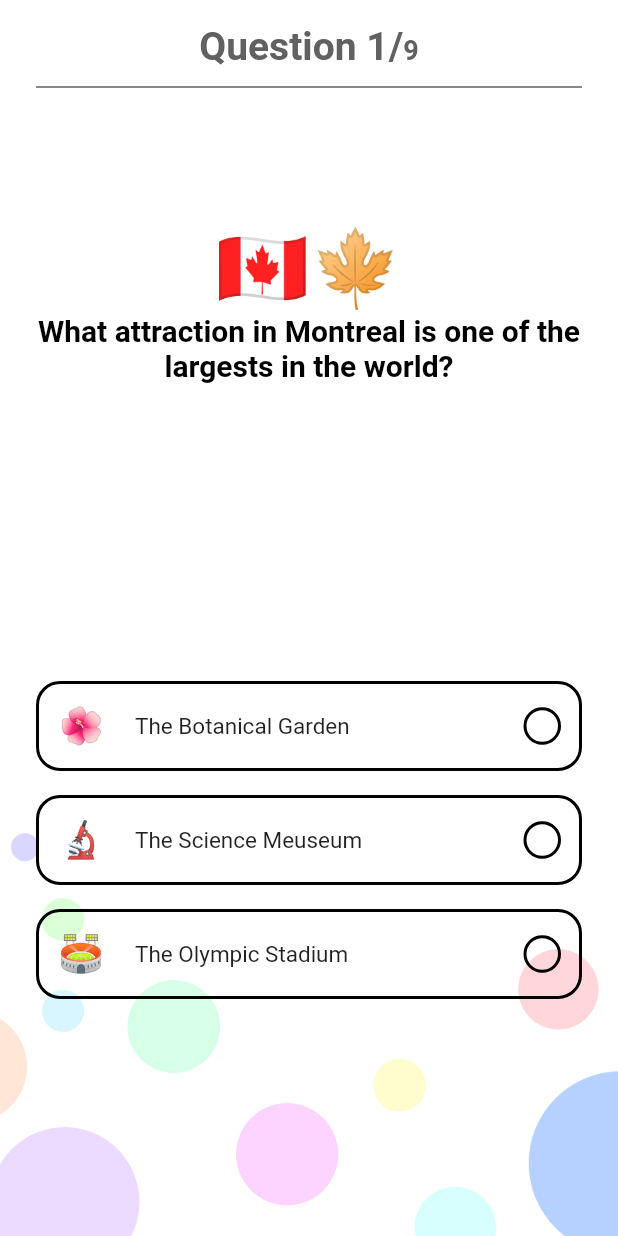
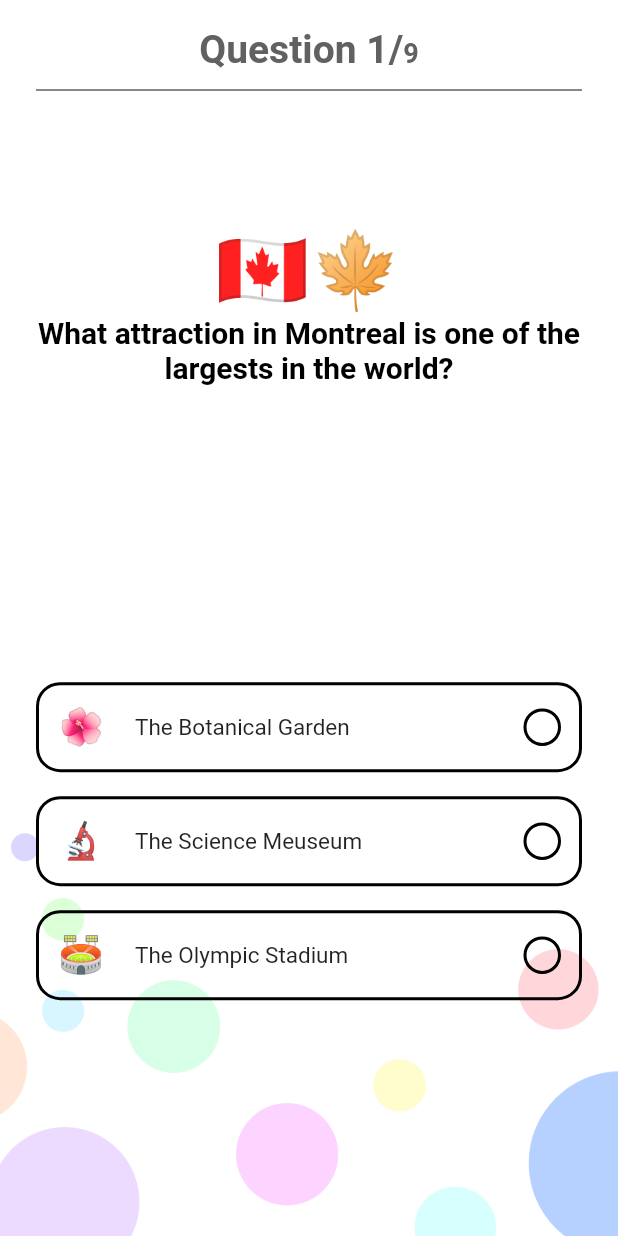
Before and after one commit to MisanEtchie/flutter_emoji_quiz_app, a Flutter app: the screen it shows after launch, after a tap on "Play", on a phone screen of 412 x 824 dp. Run offline on Flutter 3.47's test engine with Material 2 defaults, Android fonts, the phone set to English and light mode, and no system bars; our stand-ins replace font_awesome_flutter, get.

Commit message:
UI changes

```diff
--- a/lib/screens/quiz.dart
+++ b/lib/screens/quiz.dart
@@ -39,7 +39,7 @@ class _MyAppState extends State<MyApp> {
                     child: Column(
                         crossAxisAlignment: CrossAxisAlignment.start,
                         children: [
-                      SizedBox(height: 16),
+                      SizedBox(height: 18),
                       QuizBody(),
                     ]))),
           ],
```
